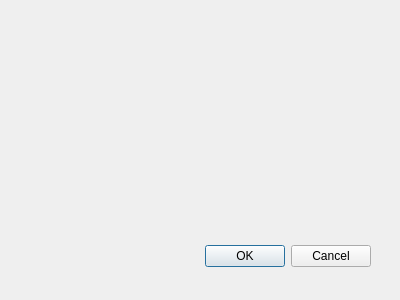
hubertqtraf/QtOSMTraffic, file UI/tiledialog.ui: the form before one commit.
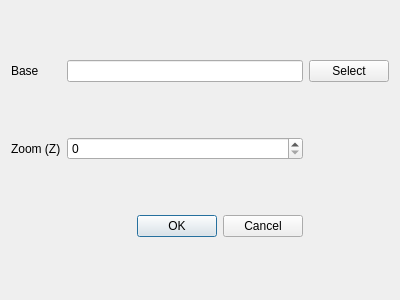
The form after the commit.

The edit to the form file:
```diff
--- a/UI/tiledialog.ui
+++ b/UI/tiledialog.ui
@@ -13,15 +13,9 @@
   <property name="windowTitle">
    <string>Dialog</string>
   </property>
+  <layout class="QGridLayout" name="gridLayout">
+   <item row="2" column="3">
   <widget class="QDialogButtonBox" name="buttonBox">
-   <property name="geometry">
-    <rect>
-     <x>30</x>
-     <y>240</y>
-     <width>341</width>
-     <height>32</height>
-    </rect>
-   </property>
    <property name="orientation">
     <enum>Qt::Orientation::Horizontal</enum>
    </property>
@@ -29,6 +23,39 @@
     <set>QDialogButtonBox::StandardButton::Cancel|QDialogButtonBox::StandardButton::Ok</set>
    </property>
   </widget>
+   </item>
+   <item row="1" column="1">
+    <widget class="QLabel" name="label">
+     <property name="text">
+      <string>Zoom (Z)</string>
+     </property>
+    </widget>
+   </item>
+   <item row="1" column="3">
+    <widget class="QSpinBox" name="levelValue">
+     <property name="maximum">
+      <number>20</number>
+     </property>
+    </widget>
+   </item>
+   <item row="0" column="3">
+    <widget class="QLineEdit" name="BaseDir"/>
+   </item>
+   <item row="0" column="4">
+    <widget class="QPushButton" name="BaseDirSelect">
+     <property name="text">
+      <string>Select</string>
+     </property>
+    </widget>
+   </item>
+   <item row="0" column="1">
+    <widget class="QLabel" name="label_2">
+     <property name="text">
+      <string>Base</string>
+     </property>
+    </widget>
+   </item>
+  </layout>
  </widget>
  <resources/>
  <connections>
```
Left out of the diff: 2 changed lines with no effect on the pictures. Lines whose indentation alone changed are shown as unchanged.
